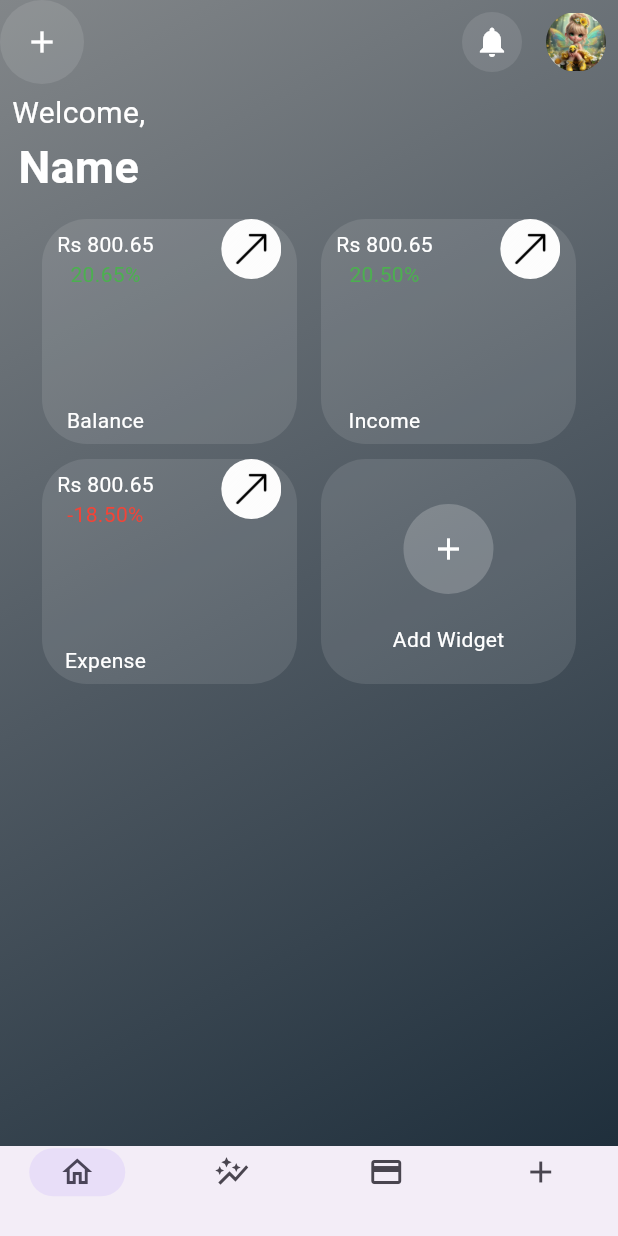
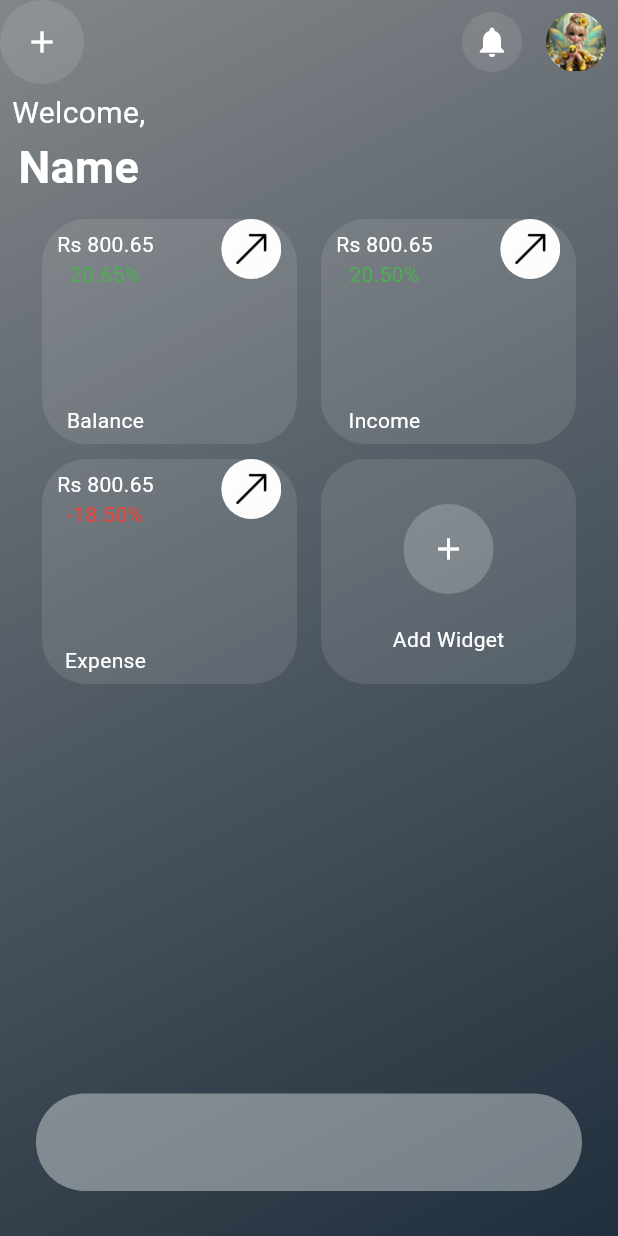
Before and after one commit to aleena02122002/banking_app, a Flutter app: the screen it shows after launch, on a phone screen of 412 x 824 dp. Run offline on Flutter 3.47's test engine with Material 3 defaults, Android fonts, the phone set to English and light mode, and no system bars; our stand-ins replace get.

Commit message:
Add widgets in home, customize bottom style sheet, add bottom navigation

```diff
--- a/lib/controllers/bottomNavigation.dart
+++ b/lib/controllers/bottomNavigation.dart
@@ -3,52 +3,72 @@ import 'package:application/views/graph.dart';
 import 'package:application/views/home.dart';
 import 'package:flutter/material.dart';
 
-class MyNavigationBar extends StatefulWidget {
+// class MyNavigationBar extends StatefulWidget {
+//   const MyNavigationBar({super.key});
+//
+//   @override
+//   State<MyNavigationBar> createState() => _MyNavigationBarState();
+// }
+//
+// class _MyNavigationBarState extends State<MyNavigationBar> {
+//   int index = 0;
+//
+//   final screens= [
+//     HomeView(),
+//     GraphView(),
+//     Card(),
+//     BottomSheets(),
+//   ];
+//   @override
+//   Widget build(BuildContext context) {
+//     return Scaffold(
+//       body: screens[index],
+//       bottomNavigationBar: NavigationBarTheme(
+//         data: NavigationBarThemeData(
+//             labelTextStyle: MaterialStateProperty.all(TextStyle(fontSize: 15,fontWeight: FontWeight.w500))
+//         ),
+//         child: NavigationBar(
+//             height: 60,
+//             selectedIndex: index,
+//             onDestinationSelected: (index) => setState(() => this.index = index),
+//             destinations: const [
+//               NavigationDestination(
+//                 icon: Icon(Icons.home_outlined),
+//                 label: '',
+//               ),
+//               NavigationDestination(
+//                 icon: Icon(Icons.auto_graph),
+//                 label: '',
+//               ),
+//               NavigationDestination(
+//                 icon: Icon(Icons.credit_card),
+//                 label: '',
+//               ),
+//               NavigationDestination(
+//                 icon: Icon(Icons.add),
+//                 label: '',
+//               ),
+//             ]),
+//       ),
+//     );
+//   }
+// }
+class MyNavigationBar extends StatelessWidget {
   const MyNavigationBar({super.key});
 
   @override
-  State<MyNavigationBar> createState() => _MyNavigationBarState();
-}
-
-class _MyNavigationBarState extends State<MyNavigationBar> {
-  int index = 0;
-
-  final screens= [
-    HomeView(),
-    GraphView(),
-    Card(),
-    BottomSheets(),
-  ];
-  @override
   Widget build(BuildContext context) {
-    return Scaffold(
-      body: screens[index],
-      bottomNavigationBar: NavigationBarTheme(
-        data: NavigationBarThemeData(
-            labelTextStyle: MaterialStateProperty.all(TextStyle(fontSize: 15,fontWeight: FontWeight.w500))
-        ),
-        child: NavigationBar(
-            height: 60,
-            selectedIndex: index,
-            onDestinationSelected: (index) => setState(() => this.index = index),
-            destinations: const [
-              NavigationDestination(
-                icon: Icon(Icons.home_outlined),
-                label: '',
-              ),
-              NavigationDestination(
-                icon: Icon(Icons.auto_graph),
-                label: '',
-              ),
-              NavigationDestination(
-                icon: Icon(Icons.credit_card),
-                label: '',
-              ),
-              NavigationDestination(
-                icon: Icon(Icons.add),
-                label: '',
-              ),
-            ]),
+    return Container(
+      height: 65,
+      margin: EdgeInsets.only(right: 24,left: 24,bottom: 24),
+      decoration: BoxDecoration(
+        color: Colors.white38,
+        borderRadius: BorderRadius.circular(40)
+      ),
+      child: Row(
+        crossAxisAlignment: CrossAxisAlignment.center,
+        mainAxisAlignment: MainAxisAlignment.center,
+        children: [],
       ),
     );
   }
--- a/lib/main.dart
+++ b/lib/main.dart
@@ -15,7 +15,7 @@ class MyApp extends StatelessWidget {
   Widget build(BuildContext context) {
     return MaterialApp(
       debugShowCheckedModeBanner: false,
-      home: HomePage(),
+      home: HomeView(),
     );
   }
 }
--- a/lib/views/home.dart
+++ b/lib/views/home.dart
@@ -2,6 +2,7 @@ import 'package:application/controllers/bottomNavigation.dart';
 import 'package:application/controllers/bottomStyleSheet.dart';
 import 'package:application/controllers/home_gradient.dart';
 import 'package:application/utils/Container.dart';
+import 'package:flutter/cupertino.dart';
 import 'package:flutter/material.dart';
 
 class HomeView extends StatefulWidget {
@@ -124,6 +125,8 @@ class _HomeViewState extends State<HomeView> {
                       ],
                     ),
                   ),
+                  SizedBox(height: 265,),
+                 MyNavigationBar(),
                 ],
               ),
             ),
```
